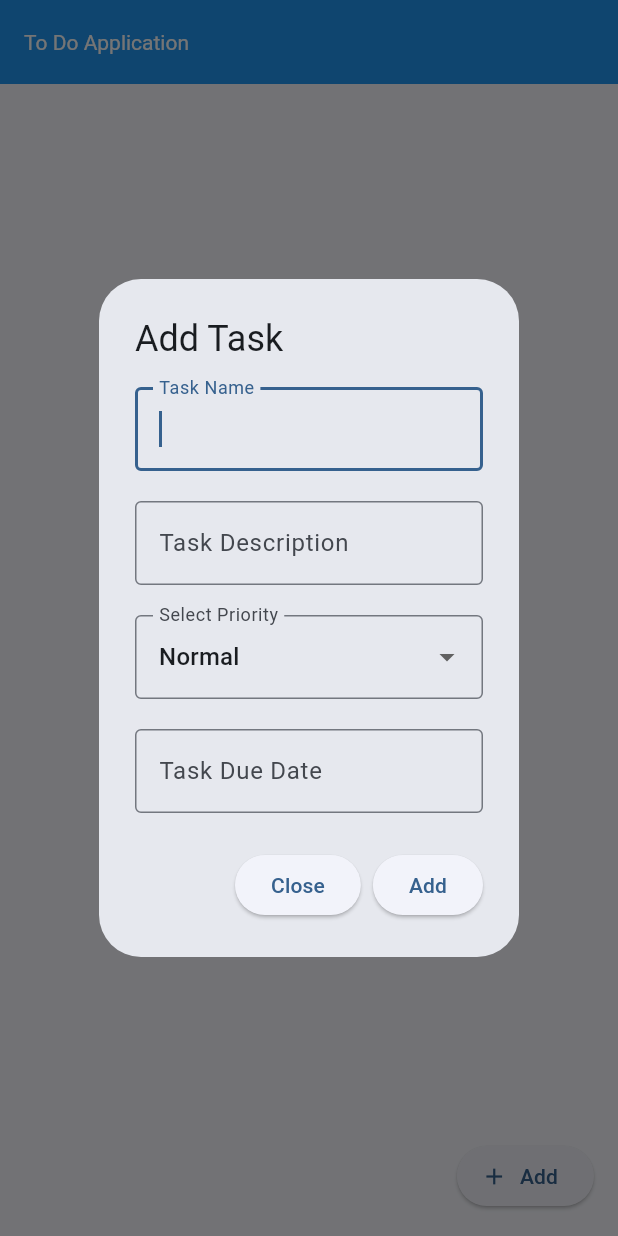
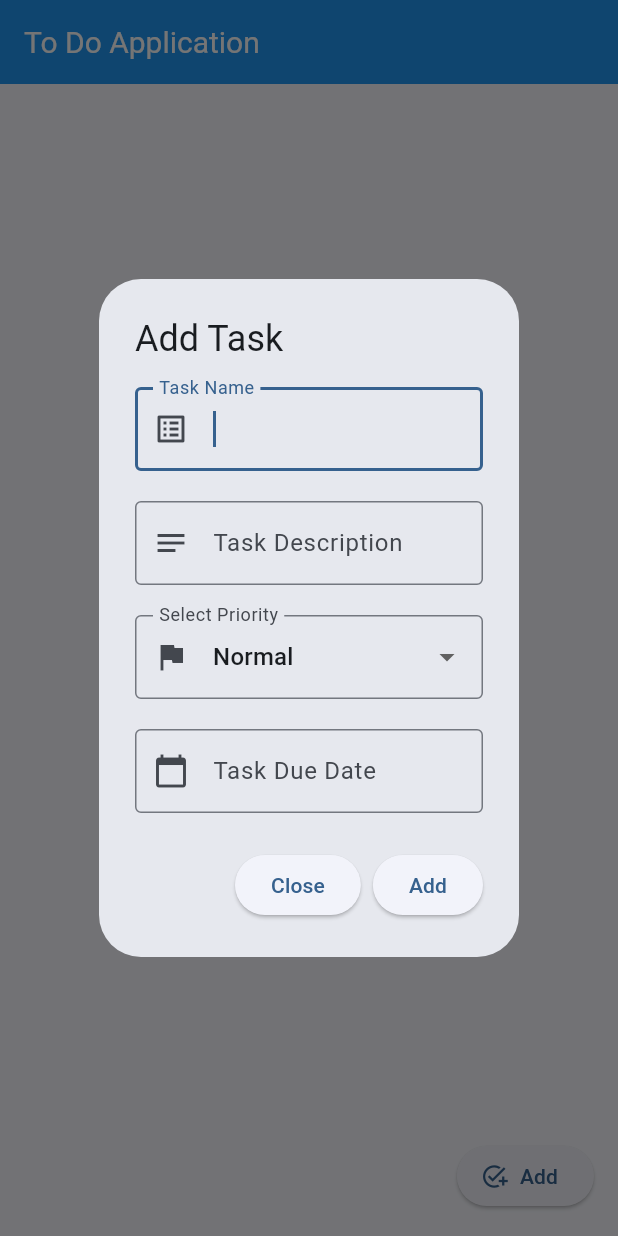
Before and after one commit to a-kabeer/Flutter-todo-application, a Flutter app: the screen it shows after launch, after a tap on "Add", on a phone screen of 412 x 824 dp. Run offline on Flutter 3.47's test engine with Material 3 defaults, Android fonts, the phone set to English and light mode, and no system bars.

Commit message:
TODO Application

```diff
--- a/lib/custom_widget/custom_dropdown.dart
+++ b/lib/custom_widget/custom_dropdown.dart
@@ -4,6 +4,7 @@ class CustomDropdown extends StatefulWidget {
   final String label;
   final List<String> options;
   final String initialValue;
+  final Icon? prefixIcon;
   final Function(String?) onChanged;
 
   const CustomDropdown({
@@ -12,6 +13,7 @@ class CustomDropdown extends StatefulWidget {
     required this.options,
     required this.initialValue,
     required this.onChanged,
+    this.prefixIcon,
   });
 
   @override
@@ -32,6 +34,7 @@ class _CustomDropdownState extends State<CustomDropdown> {
     return DropdownButtonFormField<String>(
       decoration: InputDecoration(
         labelText: widget.label,
+        prefixIcon: widget.prefixIcon,
         border: OutlineInputBorder(),
       ),
       value: _currentValue,
--- a/lib/custom_widget/custom_task_tile.dart
+++ b/lib/custom_widget/custom_task_tile.dart
@@ -48,9 +48,7 @@ class TaskTile extends StatelessWidget {
           subtitle: Column(
             crossAxisAlignment: CrossAxisAlignment.start,
             children: [
-              Text(taskDescription.length <= 15
-                  ? taskDescription
-                  : '${taskDescription.substring(0, 15)}...'),
+              Text(taskDescription),
               Text(taskDueDate),
             ],
           ),
--- a/lib/custom_widget/custom_textfield.dart
+++ b/lib/custom_widget/custom_textfield.dart
@@ -6,6 +6,7 @@ class CustomTextField extends StatelessWidget {
   final VoidCallback? onTap;
   final bool readOnly;
   final bool autofocus;
+  final Icon? prefixIcon;
 
   const CustomTextField({
     super.key,
@@ -14,7 +15,9 @@ class CustomTextField extends StatelessWidget {
     this.onTap,
     this.readOnly = false,
     this.autofocus = false,
+    this.prefixIcon,
   });
+
 
   @override
   Widget build(BuildContext context) {
@@ -24,6 +27,7 @@ class CustomTextField extends StatelessWidget {
       onTap: onTap,
       readOnly: readOnly,
       decoration: InputDecoration(
+        prefixIcon: prefixIcon,
         labelText: label,
         border: const OutlineInputBorder(),
       ),
--- a/lib/todo_view.dart
+++ b/lib/todo_view.dart
@@ -65,6 +65,7 @@ class _ToDoViewState extends State<ToDoView> {
                 mainAxisSize: MainAxisSize.min,
                 children: [
                   CustomTextField(
+                    prefixIcon: const Icon(Icons.list_alt),
                     controller: TaskNameController,
                     label: 'Task Name',
                     autofocus: true,
@@ -73,6 +74,7 @@ class _ToDoViewState extends State<ToDoView> {
                     height: 20,
                   ),
                   CustomTextField(
+                    prefixIcon: const Icon(Icons.notes),
                     controller: TaskDescriptionController,
                     label: 'Task Description',
                   ),
@@ -80,6 +82,7 @@ class _ToDoViewState extends State<ToDoView> {
                     height: 20,
                   ),
                   CustomDropdown(
+                    prefixIcon: const Icon(Icons.flag),
                     initialValue: TaskPriorityController.text,
                     label: 'Select Priority',
                     options: const ['Urgent', 'High', 'Normal', 'Low'],
@@ -93,6 +96,7 @@ class _ToDoViewState extends State<ToDoView> {
                     height: 20,
                   ),
                   CustomTextField(
+                    prefixIcon: const Icon(Icons.calendar_today),
                     controller: TaskDueDateController,
                     label: 'Task Due Date',
                     readOnly: true,
@@ -146,6 +150,7 @@ class _ToDoViewState extends State<ToDoView> {
                   crossAxisAlignment: CrossAxisAlignment.start,
                   children: [
                     CustomTextField(
+                      prefixIcon: const Icon(Icons.list_alt),
                       controller: TaskNameController,
                       label: 'Task Name',
                       autofocus: true,
@@ -154,6 +159,7 @@ class _ToDoViewState extends State<ToDoView> {
                       height: 20,
                     ),
                     CustomTextField(
+                      prefixIcon: const Icon(Icons.notes),
                       controller: TaskDescriptionController,
                       label: 'Task Description',
                     ),
@@ -161,6 +167,7 @@ class _ToDoViewState extends State<ToDoView> {
                       height: 20,
                     ),
                     CustomDropdown(
+                      prefixIcon: const Icon(Icons.flag),
                       initialValue: 'Normal',
                       label: 'Select Priority',
                       options: const ['Urgent', 'High', 'Normal', 'Low'],
@@ -174,6 +181,7 @@ class _ToDoViewState extends State<ToDoView> {
                       height: 20,
                     ),
                     CustomTextField(
+                      prefixIcon: const Icon(Icons.calendar_today),
                       controller: TaskDueDateController,
                       label: 'Task Due Date',
                       readOnly: true,
@@ -272,7 +280,7 @@ class _ToDoViewState extends State<ToDoView> {
         appBar: AppBar(
           title: const Text('To Do Application'),
           backgroundColor: Colors.blue,
-          titleTextStyle: const TextStyle(color: Colors.white),
+          titleTextStyle: const TextStyle(color: Colors.white, fontSize: 20),
         ),
         body: Container(
           margin: const EdgeInsets.only(bottom: 2),
@@ -282,9 +290,9 @@ class _ToDoViewState extends State<ToDoView> {
                     taskName: taskList[index]['taskName'],
                     taskDescription: taskList[index]['taskDescription']
                                 .length <=
-                            5
+                            15
                         ? taskList[index]['taskDescription']
-                        : '${taskList[index]['taskDescription'].toString().substring(0, 5)}...',
+                        : '${taskList[index]['taskDescription'].toString().substring(0, 15)}...',
                     taskPriority: taskList[index]['taskPriority'],
                     taskDueDate: taskList[index]['taskDueDate'],
                     onViewTap: () {
@@ -304,7 +312,7 @@ class _ToDoViewState extends State<ToDoView> {
               clearField();
               addTask();
             },
-            icon: const Icon(Icons.add),
+            icon: const Icon(Icons.add_task),
             label: const Text('Add')));
   }
 }
```
